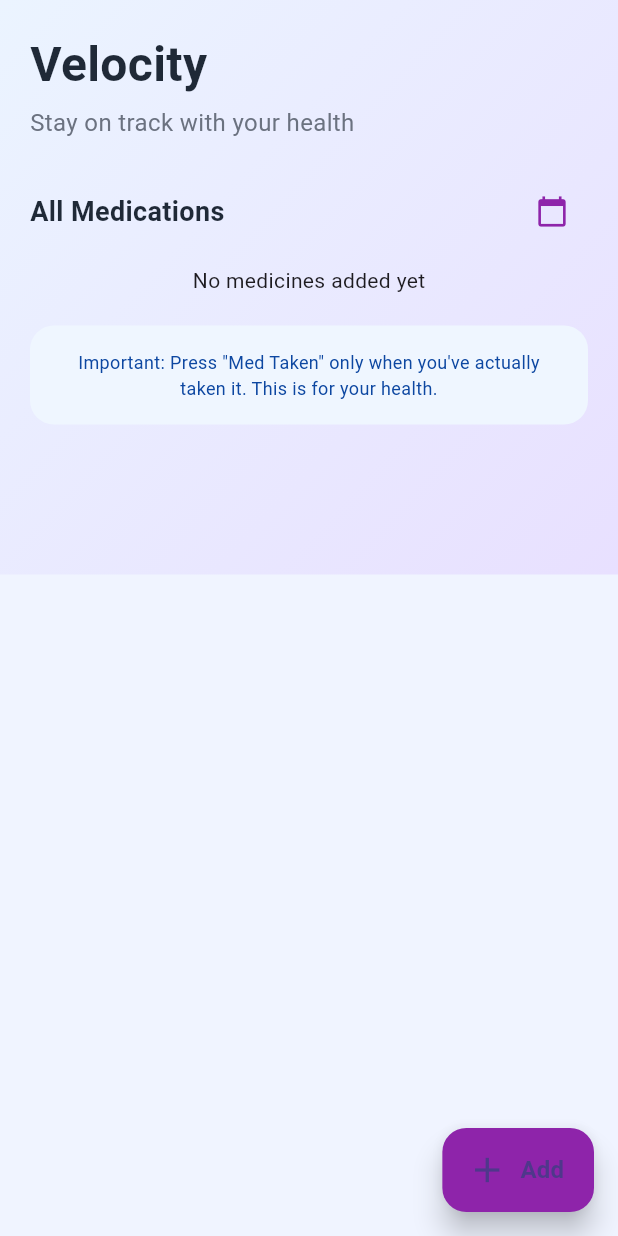
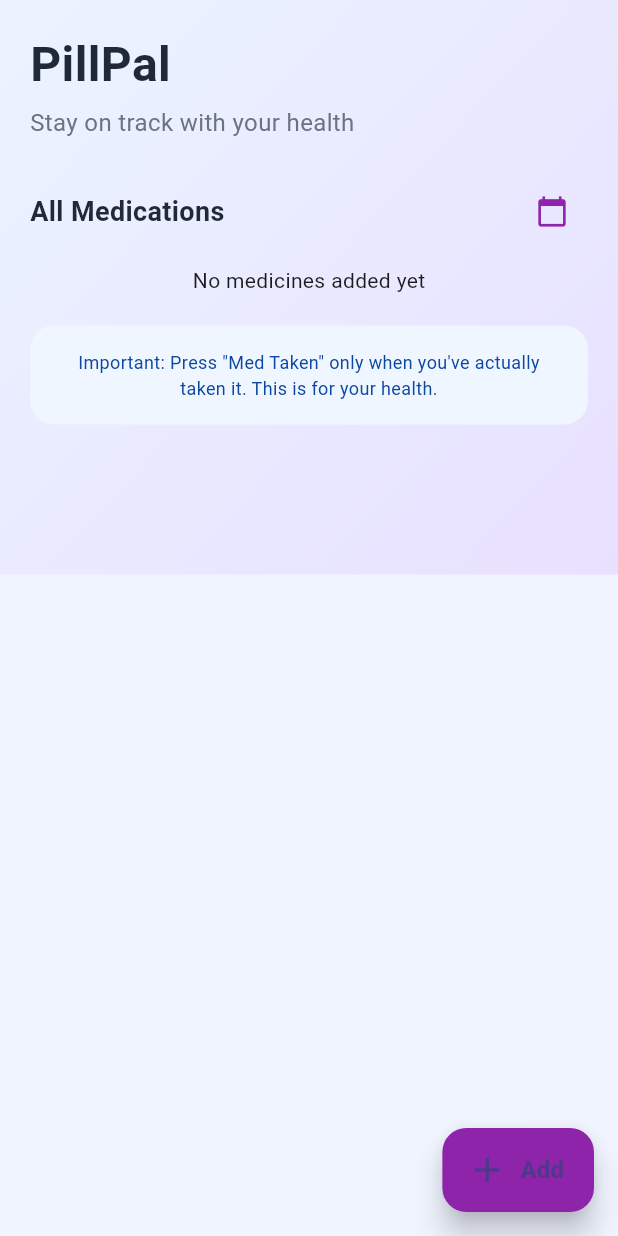
Before and after one commit to Roshni-Gagrai/med-reminder, a Flutter app: the screen it shows after launch, on a phone screen of 412 x 824 dp. Run offline on Flutter 3.47's test engine with Material 3 defaults, Android fonts, the phone set to English and light mode, and no system bars; our stand-ins replace audioplayers, flutter_local_notifications, sqflite, timezone; accounts and stored records are empty; Roboto replaces fonts that are missing (SF Pro Display).

Commit message:
small changes

```diff
--- a/lib/main.dart
+++ b/lib/main.dart
@@ -68,7 +68,7 @@ class _HomePageState extends State<HomePage> {
               crossAxisAlignment: CrossAxisAlignment.start,
               children: [
                 const Text(
-                  'Velocity',
+                  'PillPal',
                   style: TextStyle(
                     fontSize: 32,
                     fontWeight: FontWeight.bold,
--- a/lib/med_cards.dart
+++ b/lib/med_cards.dart
@@ -305,8 +305,12 @@ IconData _getIconForType(String type) {
       return Icons.local_pharmacy;
     case 'syrup':
       return Icons.local_drink;
+    case 'capsule':
+      return Icons.medication;
     case 'injection':
       return Icons.medical_services;
+    case 'other':
+      return Icons.healing;
     default:
       return Icons.local_pharmacy;
   }
```
